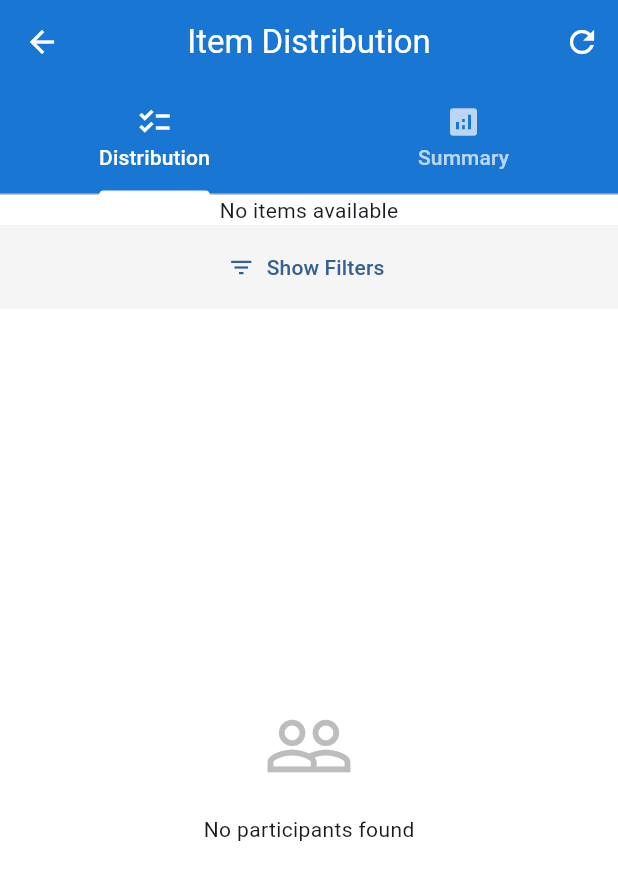
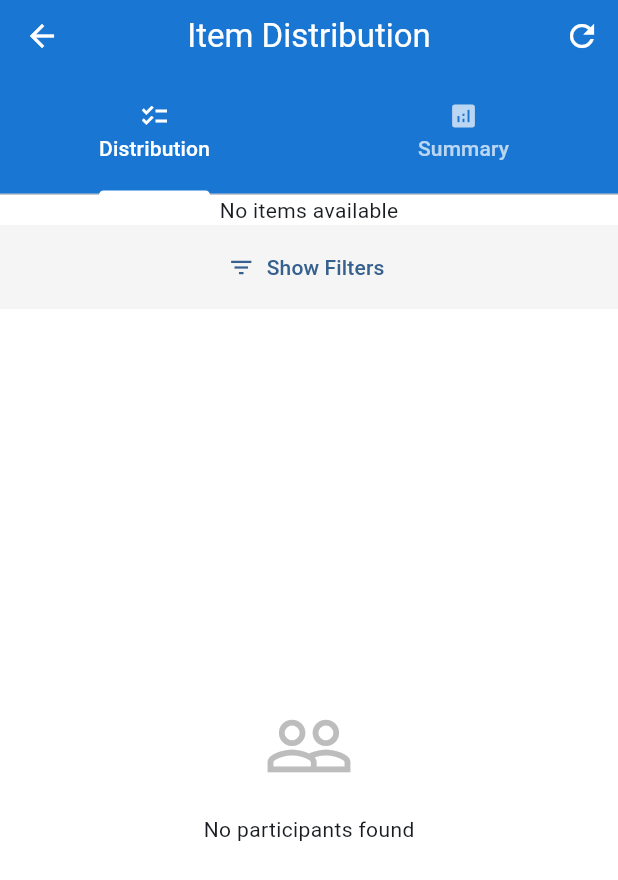
Before and after one commit to mashkurulalamohi37/BaustEvent, a Flutter app: the ItemDistributionScreen screen opened directly with empty values, on a phone screen of 412 x 824 dp. Shown: the top 880 px of the screen. Run offline on Flutter 3.47's test engine with Material 3 defaults, Android fonts, the phone set to English and light mode, and no system bars; our stand-ins replace cached_network_image, cloud_firestore, firebase_auth, firebase_core, firebase_messaging, firebase_storage and 7 more; missing offline and left inert: dart:html, excel, flutter_bkash, mobile_scanner; accounts and stored records are empty.

Commit message:
Make Item Distribution header more compact

```diff
--- a/lib/screens/item_distribution_screen.dart
+++ b/lib/screens/item_distribution_screen.dart
@@ -272,9 +272,10 @@ class _ItemDistributionScreenState extends State<ItemDistributionScreen> with Si
             labelColor: Colors.white,
             unselectedLabelColor: Colors.white70,
             indicatorColor: Colors.white,
+            labelPadding: const EdgeInsets.symmetric(vertical: 4),
             tabs: const [
-              Tab(icon: Icon(Icons.checklist), text: 'Distribution'),
-              Tab(icon: Icon(Icons.analytics), text: 'Summary'),
+              Tab(icon: Icon(Icons.checklist, size: 20), text: 'Distribution'),
+              Tab(icon: Icon(Icons.analytics, size: 20), text: 'Summary'),
             ],
           ),
         ),
@@ -327,7 +328,7 @@ class _ItemDistributionScreenState extends State<ItemDistributionScreen> with Si
     }
 
     return Container(
-      margin: const EdgeInsets.all(16),
+      margin: const EdgeInsets.fromLTRB(12, 10, 12, 8),
       decoration: BoxDecoration(
         color: Colors.white,
         borderRadius: BorderRadius.circular(12),
@@ -339,21 +340,21 @@ class _ItemDistributionScreenState extends State<ItemDistributionScreen> with Si
           ),
         ],
       ),
-      padding: const EdgeInsets.all(16),
+      padding: const EdgeInsets.all(12),
       child: Column(
         crossAxisAlignment: CrossAxisAlignment.start,
         children: [
           const Text(
             'Select Item:',
-            style: TextStyle(fontWeight: FontWeight.bold, fontSize: 16),
+            style: TextStyle(fontWeight: FontWeight.w600, fontSize: 14),
           ),
-          const SizedBox(height: 8),
+          const SizedBox(height: 6),
           DropdownButtonFormField<EventItem>(
             value: _selectedItem,
             decoration: InputDecoration(
               isDense: true,
               border: OutlineInputBorder(borderRadius: BorderRadius.circular(8)),
-              contentPadding: const EdgeInsets.symmetric(horizontal: 12, vertical: 12),
+              contentPadding: const EdgeInsets.symmetric(horizontal: 10, vertical: 10),
             ),
             items: _items.map((item) {
               // Dynamic count for selected item
@@ -388,7 +389,7 @@ class _ItemDistributionScreenState extends State<ItemDistributionScreen> with Si
             },
           ),
           if (_selectedItem != null) ...[
-            const SizedBox(height: 12),
+            const SizedBox(height: 8),
             LinearProgressIndicator(
               value: progress,
               backgroundColor: Colors.grey[300],
@@ -398,10 +399,10 @@ class _ItemDistributionScreenState extends State<ItemDistributionScreen> with Si
                     : Theme.of(context).primaryColor,
               ),
             ),
-            const SizedBox(height: 4),
+            const SizedBox(height: 3),
             Text(
               '$remaining remaining',
-              style: const TextStyle(fontSize: 12, color: Colors.grey),
+              style: const TextStyle(fontSize: 11, color: Colors.grey),
             ),
           ],
         ],
```
